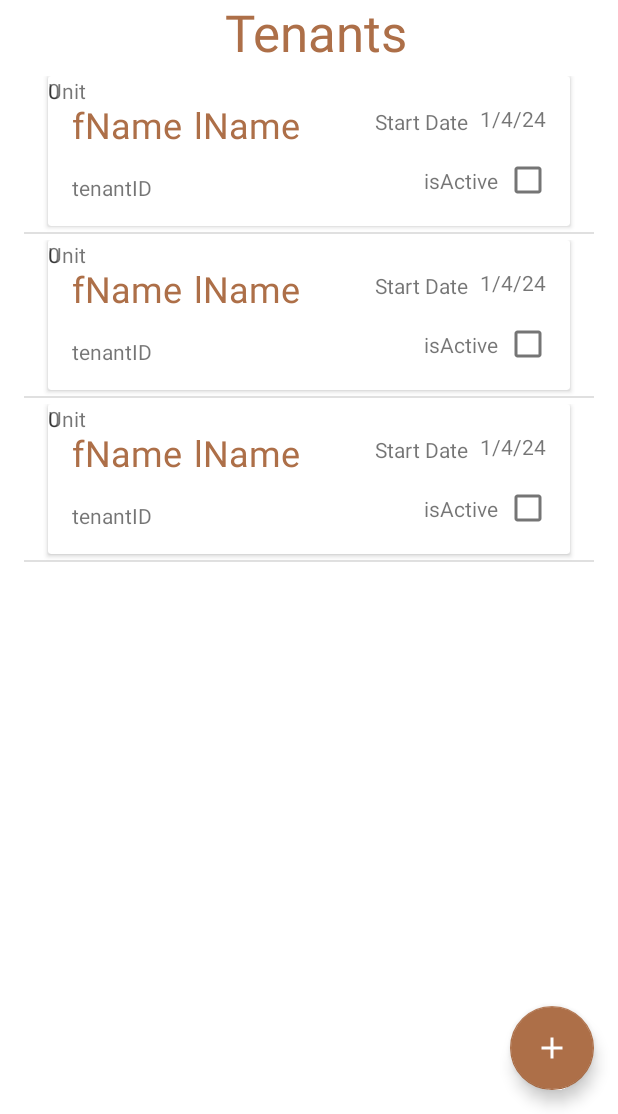
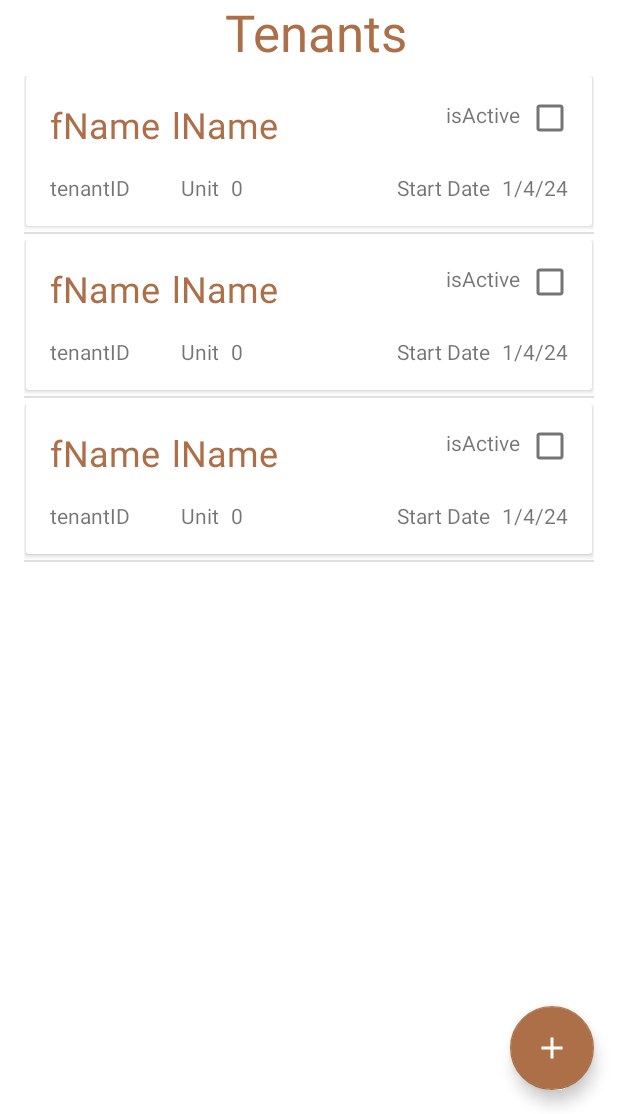
Before and after one commit to deeingasha/TheNest_MainTrial, an Android app built with Jetpack Compose: the layout fragment_tenants_list.xml on its own in the app's theme, with its tools: preview values and no code run, on a phone screen of 412 x 824 dp, the part 122-1236 px from its top. Run offline under Robolectric (Android 15) with nearby library versions, the phone set to English and light mode, and no system bars; network calls fail.

Commit message:
tenants working.

```diff
--- a/app/src/main/java/com/example/thenest_maintrial/dashboard/HomeFragment.kt
+++ b/app/src/main/java/com/example/thenest_maintrial/dashboard/HomeFragment.kt
@@ -64,6 +64,10 @@ class HomeFragment : Fragment() {
                 val action = DashboardFragmentDirections.actionDashboardFragmentToUnitsFragment()
                 findNavController().navigate(action)
             }
+            tenantCV.setOnClickListener {
+                val action = DashboardFragmentDirections.actionDashboardFragmentToTenantsFragment()
+                findNavController().navigate(action)
+            }
         }
     }
 
--- a/app/src/main/java/com/example/thenest_maintrial/data/remote/ApiService.kt
+++ b/app/src/main/java/com/example/thenest_maintrial/data/remote/ApiService.kt
@@ -2,6 +2,7 @@ package com.example.thenest_maintrial.data.remote
 
 import com.example.thenest_maintrial.data.remote.model.response.ForgotPinResponse
 import com.example.thenest_maintrial.data.remote.model.response.LL_PropertiesResponse
+import com.example.thenest_maintrial.data.remote.model.response.LL_TenantsResponse
 import com.example.thenest_maintrial.data.remote.model.response.LlDashboardResponse
 import com.example.thenest_maintrial.data.remote.model.response.LoginResponse
 import com.example.thenest_maintrial.data.remote.model.response.UserResponse
@@ -48,4 +49,7 @@ interface ApiService {
        @Path("propertyId") propertyId: String
    ): Response<singlePropertyResponse>
 
+   @GET("tenants/landlord")
+    suspend fun getLlTenants(): Response<LL_TenantsResponse>
+
 }
--- a/app/src/main/java/com/example/thenest_maintrial/properties/PropertiesFragment.kt
+++ b/app/src/main/java/com/example/thenest_maintrial/properties/PropertiesFragment.kt
@@ -40,7 +40,6 @@ class PropertiesFragment : Fragment() {
     private lateinit var loadingDialog: LoadingDialog
     private lateinit var propertiesRv: RecyclerView
     private lateinit var emptyAnimation: LottieAnimationView
-    private lateinit var emptyText: TextView
     private lateinit var backButon: ImageButton
     private lateinit var titleCard:CardView
     private  lateinit var addPropertyBtn: FloatingActionButton
@@ -63,7 +62,6 @@ class PropertiesFragment : Fragment() {
         //initialize the views
         propertiesRv = view.findViewById(R.id.propertiesListRv_view)
         emptyAnimation = view.findViewById(R.id.empty_animationP)
-        emptyText = view.findViewById(R.id.emptyProp_TV)
         backButon = view.findViewById(R.id.property_ca_btn)
         titleCard = view.findViewById(R.id.propertiesTitleCardView)
         addPropertyBtn = view.findViewById(R.id.fab_add_Property)
@@ -90,10 +88,11 @@ class PropertiesFragment : Fragment() {
         propertiesViewModel.llProperties.observe(viewLifecycleOwner, Observer { resource ->
             when (resource.status) {
                 Status.SUCCESS -> {
+                    loadingDialog.dismiss()
                     println("resource Success: ${resource.data}")
                     println("resource message: ${resource.message}")
                     if (resource.message.toString() != "No properties yet") {
-                        loadingDialog.dismiss()
+
                         propertiesRv.visibility = View.VISIBLE
                         emptyAnimation.visibility = View.GONE
                         emptyProp.visibility = View.GONE
@@ -101,7 +100,6 @@ class PropertiesFragment : Fragment() {
                         sharedViewModel.llProperties.value = resource
 
                     } else {
-                        loadingDialog.dismiss()
                         propertiesRv.visibility = View.GONE
                         emptyAnimation.visibility = View.VISIBLE
                         emptyProp.visibility = View.VISIBLE
--- a/app/src/main/res/layout/fragment_tenants_item.xml
+++ b/app/src/main/res/layout/fragment_tenants_item.xml
@@ -11,8 +11,8 @@
         android:layout_width="match_parent"
         android:layout_height="100dp"
 
-        android:layout_marginStart="16dp"
-        android:layout_marginEnd="16dp"
+        android:layout_marginStart="1dp"
+        android:layout_marginEnd="1dp"
         android:background="@drawable/bottom_nav_rounded"
         android:clickable="true">
 
@@ -24,17 +24,22 @@
                 android:id="@+id/tenant_unitNo"
                 android:layout_width="wrap_content"
                 android:layout_height="wrap_content"
+                android:layout_marginStart="8dp"
+                android:layout_marginBottom="16dp"
                 android:text="0"
-                tools:layout_editor_absoluteX="146dp"
-                tools:layout_editor_absoluteY="62dp" />
+                android:textAlignment="viewEnd"
+                app:layout_constraintBottom_toBottomOf="parent"
+                app:layout_constraintStart_toEndOf="@+id/tenantUnit" />
 
             <com.google.android.material.textview.MaterialTextView
                 android:id="@+id/tenantUnit"
                 android:layout_width="wrap_content"
                 android:layout_height="wrap_content"
+                android:layout_marginStart="34dp"
+                android:layout_marginBottom="16dp"
                 android:text="Unit"
-                tools:layout_editor_absoluteX="103dp"
-                tools:layout_editor_absoluteY="62dp" />
+                app:layout_constraintBottom_toBottomOf="parent"
+                app:layout_constraintStart_toEndOf="@+id/tenantID" />
 
             <com.google.android.material.textview.MaterialTextView
                 android:id="@+id/tenant_fName"
@@ -75,44 +80,41 @@
                 android:layout_width="wrap_content"
                 android:layout_height="wrap_content"
                 android:layout_marginEnd="8dp"
+                android:layout_marginBottom="16dp"
                 android:text="Start Date"
-                app:layout_constraintBottom_toTopOf="@+id/TisActiveTV"
-                app:layout_constraintEnd_toStartOf="@+id/start_date"
-                app:layout_constraintTop_toTopOf="parent"
-                app:layout_constraintVertical_bias="0.483" />
+                app:layout_constraintBottom_toBottomOf="parent"
+                app:layout_constraintEnd_toStartOf="@+id/start_date" />
 
             <com.google.android.material.textview.MaterialTextView
                 android:id="@+id/start_date"
                 android:layout_width="wrap_content"
                 android:layout_height="wrap_content"
                 android:layout_marginEnd="16dp"
+                android:layout_marginBottom="16dp"
                 android:text="1/4/24"
-                app:layout_constraintBottom_toTopOf="@+id/isActiveCB"
-                app:layout_constraintEnd_toEndOf="parent"
-                app:layout_constraintTop_toTopOf="parent"
-                app:layout_constraintVertical_bias="0.5" />
+                android:textAlignment="viewEnd"
+                app:layout_constraintBottom_toBottomOf="parent"
+                app:layout_constraintEnd_toEndOf="parent" />
 
             <com.google.android.material.textview.MaterialTextView
                 android:id="@+id/TisActiveTV"
                 android:layout_width="wrap_content"
                 android:layout_height="wrap_content"
+                android:layout_marginTop="16dp"
                 android:layout_marginEnd="8dp"
                 android:text="isActive"
-                app:layout_constraintBottom_toBottomOf="parent"
                 app:layout_constraintEnd_toStartOf="@+id/isActiveCB"
-                app:layout_constraintTop_toBottomOf="@id/start_date_tv"
-                app:layout_constraintVertical_bias="0.5" />
+                app:layout_constraintTop_toTopOf="parent" />
 
             <com.google.android.material.checkbox.MaterialCheckBox
                 android:id="@+id/isActiveCB"
                 android:layout_width="24dp"
                 android:layout_height="24dp"
+                android:layout_marginTop="16dp"
                 android:layout_marginEnd="16dp"
                 android:clickable="false"
-                app:layout_constraintBottom_toBottomOf="parent"
                 app:layout_constraintEnd_toEndOf="parent"
-                app:layout_constraintTop_toBottomOf="@id/start_date"
-                app:layout_constraintVertical_bias="0.5" />
+                app:layout_constraintTop_toTopOf="parent" />
 
         </androidx.constraintlayout.widget.ConstraintLayout>
 
--- a/app/src/main/res/layout/fragment_tenants_list.xml
+++ b/app/src/main/res/layout/fragment_tenants_list.xml
@@ -96,24 +96,27 @@
         android:id="@+id/empty_animationT"
         android:layout_width="300dp"
         android:layout_height="200dp"
-        app:layout_constraintBottom_toBottomOf="@id/tenantsListRv_view"
-        app:layout_constraintEnd_toEndOf="@id/tenantsListRv_view"
+        android:layout_marginStart="16dp"
+        android:layout_marginEnd="16dp"
+        android:layout_marginBottom="32dp"
+        android:visibility="gone"
+        app:layout_constraintBottom_toBottomOf="parent"
+        app:layout_constraintEnd_toEndOf="parent"
         app:layout_constraintStart_toStartOf="parent"
         app:layout_constraintTop_toBottomOf="@id/tenantsTitleCardView"
         app:lottie_autoPlay="true"
         app:lottie_loop="true"
-        app:lottie_rawRes="@raw/confusing_analysis"
-        android:visibility="gone"/>
+        app:lottie_rawRes="@raw/confusing_analysis" />
 
     <TextView
-        android:id="@+id/emptyProp_TV"
+        android:id="@+id/emptyTenant_TV"
         android:layout_width="wrap_content"
         android:layout_height="wrap_content"
-        android:text="No properties available yet\n Add a property to get started"
+        android:text="No tenants available yet\n Add a tenant to get started"
+        android:visibility="gone"
         app:layout_constraintBottom_toBottomOf="@id/empty_animationT"
         app:layout_constraintEnd_toEndOf="parent"
         app:layout_constraintHorizontal_bias="0.422"
-        app:layout_constraintStart_toStartOf="parent"
-        android:visibility="gone"/>
+        app:layout_constraintStart_toStartOf="parent" />
 
 </androidx.constraintlayout.widget.ConstraintLayout>
```
Also changed, not shown: app/src/main/java/com/example/thenest_maintrial/data/remote/model/response/LL_TenantsResponse.kt (added, +15 -0 lines), app/src/main/java/com/example/thenest_maintrial/repo/TenantsRepository.kt (added, +14 -0 lines), app/src/main/java/com/example/thenest_maintrial/tenants/TenantRvAdapter.kt (+30 -13 lines), app/src/main/java/com/example/thenest_maintrial/tenants/TenantsFragment.kt (+73 -3 lines), app/src/main/java/com/example/thenest_maintrial/tenants/TenantsViewModel.kt (added, +45 -0 lines), app/src/main/res/navigation/nav_graph.xml (+10 -1 lines).
